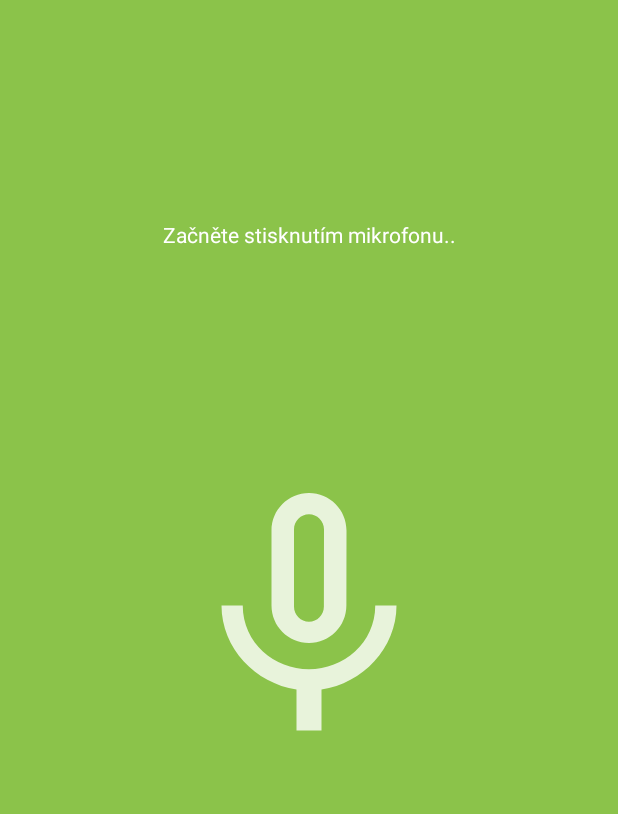
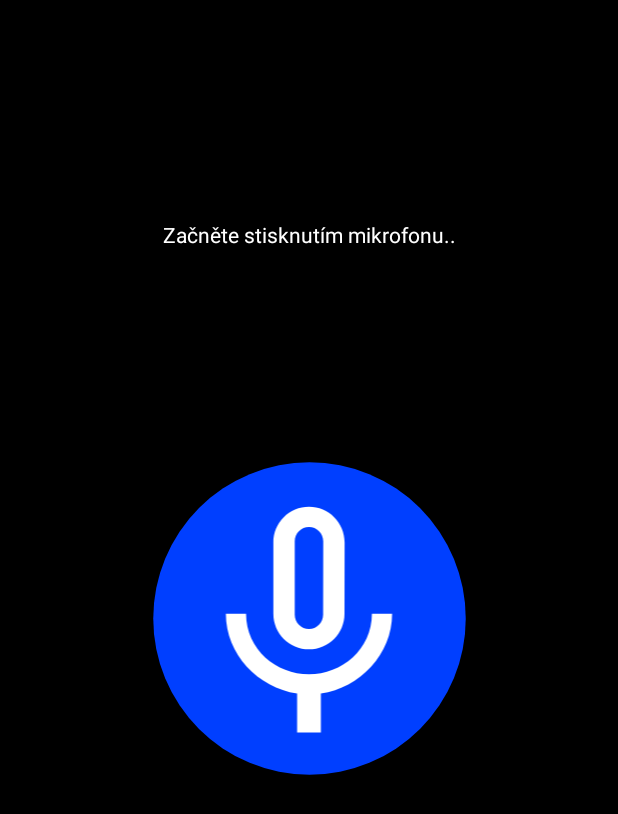
Before and after one commit to b0r3k/dial-dial, an Android app: the layout activity_main.xml on its own in the app's theme, with its tools: preview values and no code run, on a phone screen of 412 x 824 dp. Shown: the top 814 px of the screen. Run offline under Robolectric (Android 15) with nearby library versions, the phone set to English and light mode, and no system bars.

Commit message:
Changed UI - button is round, and bigger.

```diff
--- a/mobile_app/app/src/main/java/com/b0r3k/dial_dial/MainActivity.kt
+++ b/mobile_app/app/src/main/java/com/b0r3k/dial_dial/MainActivity.kt
@@ -28,7 +28,7 @@ class MainActivity : AppCompatActivity() {
         speechRecognizerIntent.putExtra(RecognizerIntent.EXTRA_LANGUAGE, "cs-CZ")
         speechRecognizerIntent.putExtra(RecognizerIntent.EXTRA_MAX_RESULTS, 1)
 
-        mainActBinding?.ivSpeak?.setOnClickListener {
+        mainActBinding?.ivCircle?.setOnClickListener {
             if (checkPermissions()) {
                 mainActBinding?.ivSpeak?.setImageResource(R.drawable.ic_mic_full_red)
                 requestSpeechRecognition.launch(speechRecognizerIntent)
--- /dev/null
+++ b/mobile_app/app/src/main/res/drawable-anydpi/ic_circle.xml
@@ -0,0 +1,10 @@
+<vector xmlns:android="http://schemas.android.com/apk/res/android"
+    android:width="24dp"
+    android:height="24dp"
+    android:viewportWidth="24"
+    android:viewportHeight="24"
+    android:tint="#003FFF">
+  <path
+      android:fillColor="@android:color/white"
+      android:pathData="M12,12m-10,0a10,10 0,1 1,20 0a10,10 0,1 1,-20 0"/>
+</vector>
--- a/mobile_app/app/src/main/res/drawable-anydpi/ic_mic_empty.xml
+++ b/mobile_app/app/src/main/res/drawable-anydpi/ic_mic_empty.xml
@@ -3,8 +3,7 @@
     android:height="24dp"
     android:viewportWidth="24"
     android:viewportHeight="24"
-    android:tint="#FFFFFF"
-    android:alpha="0.8">
+    android:tint="#FFFFFF">
   <path
       android:fillColor="@android:color/white"
       android:pathData="M12,14c1.66,0 2.99,-1.34 2.99,-3L15,5c0,-1.66 -1.34,-3 -3,-3S9,3.34 9,5v6c0,1.66 1.34,3 3,3zM10.8,4.9c0,-0.66 0.54,-1.2 1.2,-1.2 0.66,0 1.2,0.54 1.2,1.2l-0.01,6.2c0,0.66 -0.53,1.2 -1.19,1.2 -0.66,0 -1.2,-0.54 -1.2,-1.2L10.8,4.9zM17.3,11c0,3 -2.54,5.1 -5.3,5.1S6.7,14 6.7,11L5,11c0,3.41 2.72,6.23 6,6.72L11,21h2v-3.28c3.28,-0.48 6,-3.3 6,-6.72h-1.7z"/>
--- a/mobile_app/app/src/main/res/drawable-anydpi/ic_mic_full_red.xml
+++ b/mobile_app/app/src/main/res/drawable-anydpi/ic_mic_full_red.xml
@@ -3,8 +3,7 @@
     android:height="24dp"
     android:viewportWidth="24"
     android:viewportHeight="24"
-    android:tint="#FF0000"
-    android:alpha="0.8">
+    android:tint="#FF0000">
   <path
       android:fillColor="@android:color/white"
       android:pathData="M12,14c1.66,0 2.99,-1.34 2.99,-3L15,5c0,-1.66 -1.34,-3 -3,-3S9,3.34 9,5v6c0,1.66 1.34,3 3,3zM17.3,11c0,3 -2.54,5.1 -5.3,5.1S6.7,14 6.7,11L5,11c0,3.41 2.72,6.23 6,6.72L11,21h2v-3.28c3.28,-0.48 6,-3.3 6,-6.72h-1.7z"/>
--- a/mobile_app/app/src/main/res/layout/activity_main.xml
+++ b/mobile_app/app/src/main/res/layout/activity_main.xml
@@ -4,15 +4,26 @@
     xmlns:tools="http://schemas.android.com/tools"
     android:layout_width="match_parent"
     android:layout_height="match_parent"
-    android:background="#8BC34A"
+    android:background="#000000"
     tools:context=".MainActivity">
+
+    <ImageView
+        android:id="@+id/ivCircle"
+        android:layout_width="250dp"
+        android:layout_height="250dp"
+        android:clickable="true"
+        android:focusable="true"
+        android:src="@drawable/ic_circle"
+        app:layout_constraintBottom_toBottomOf="parent"
+        app:layout_constraintLeft_toLeftOf="parent"
+        app:layout_constraintRight_toRightOf="parent"
+        app:layout_constraintTop_toTopOf="parent" />
 
     <ImageView
         android:id="@+id/ivSpeak"
         android:layout_width="200dp"
         android:layout_height="200dp"
-        android:clickable="true"
-        android:focusable="true"
+        android:paddingTop="10dp"
         android:src="@drawable/ic_mic_empty"
         app:layout_constraintBottom_toBottomOf="parent"
         app:layout_constraintLeft_toLeftOf="parent"
```
Also changed, not shown: mobile_app/app/src/main/res/drawable-hdpi/ic_circle.png (added), mobile_app/app/src/main/res/drawable-mdpi/ic_circle.png (added), mobile_app/app/src/main/res/drawable-xhdpi/ic_circle.png (added), mobile_app/app/src/main/res/drawable-xxhdpi/ic_circle.png (added).
